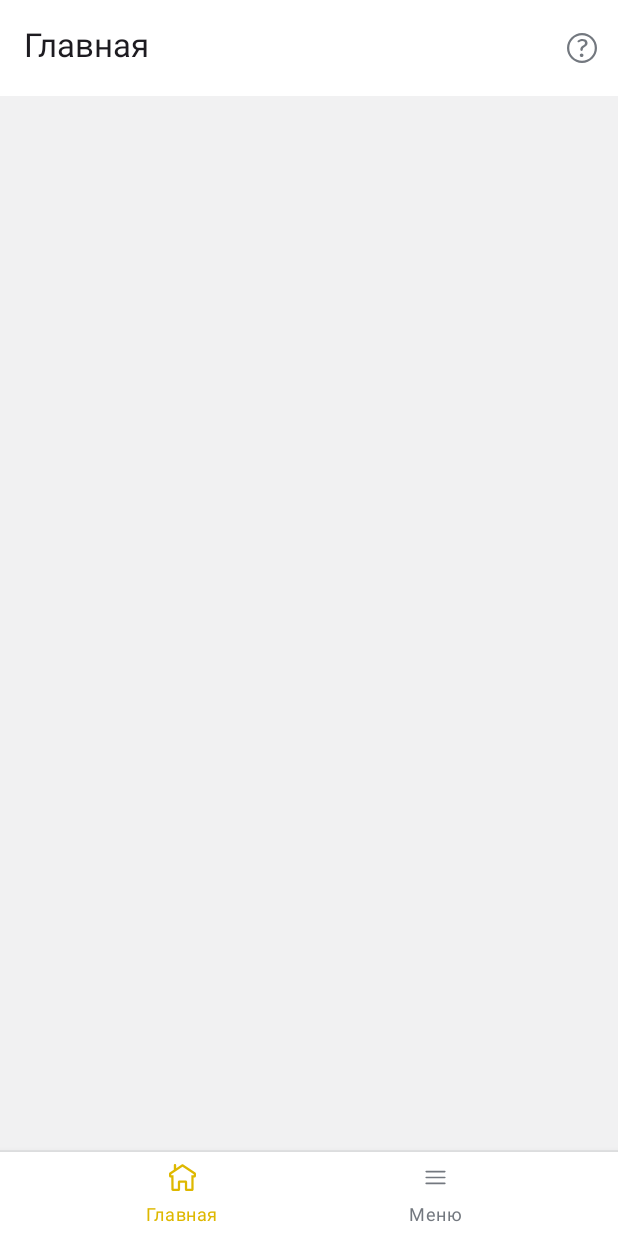
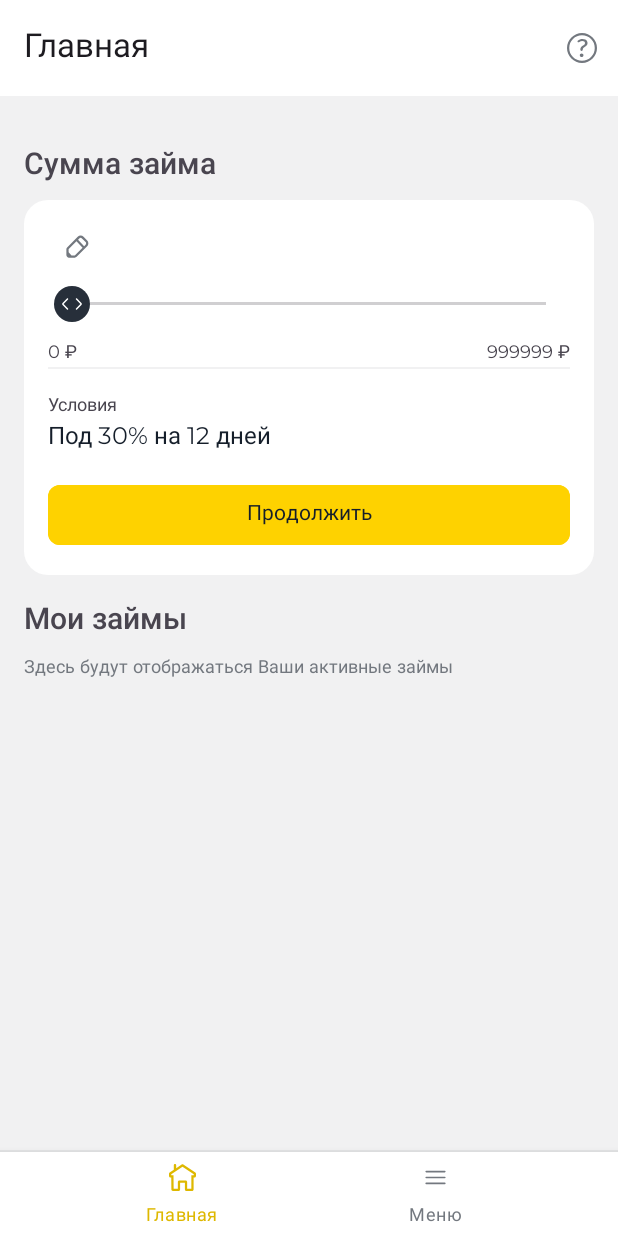
Before and after one commit to EugeneGridnev/Loans, an Android app: the fragment MainFragment shown on its own in the app's theme, on a phone screen of 412 x 824 dp. Run offline under Robolectric (Android 15) with nearby library versions, the light colour scheme and no system bars.

Commit message:
initial home and main fragment

```diff
--- /dev/null
+++ b/app/src/main/java/com/shift/shiftfinal/ui/HomeFragment.kt
@@ -0,0 +1,35 @@
+package com.shift.shiftfinal.ui
+
+import android.os.Bundle
+import androidx.fragment.app.Fragment
+import android.view.LayoutInflater
+import android.view.View
+import android.view.ViewGroup
+import com.shift.shiftfinal.R
+import com.shift.shiftfinal.databinding.FragmentHomeBinding
+import com.shift.shiftfinal.databinding.FragmentOnboardingFirstStepBinding
+
+class HomeFragment : Fragment() {
+    private var _binding: FragmentHomeBinding? = null
+    private val binding get() = _binding!!
+
+    override fun onCreateView(
+        inflater: LayoutInflater,
+        container: ViewGroup?,
+        savedInstanceState: Bundle?
+    ): View {
+        _binding = FragmentHomeBinding.inflate(inflater, container, false)
+        val view = binding.root
+        return view
+    }
+
+    override fun onViewCreated(view: View, savedInstanceState: Bundle?) {
+        super.onViewCreated(view, savedInstanceState)
+
+    }
+
+    override fun onDestroyView() {
+        super.onDestroyView()
+        _binding = null
+    }
+}
--- a/app/src/main/java/com/shift/shiftfinal/ui/fragments/onboarding/MainFragment.kt
+++ b/app/src/main/java/com/shift/shiftfinal/ui/MainFragment.kt
@@ -1,4 +1,4 @@
-package com.shift.shiftfinal.ui.fragments.onboarding
+package com.shift.shiftfinal.ui
 
 import android.os.Bundle
 import android.view.LayoutInflater
@@ -7,6 +7,7 @@ import android.view.ViewGroup
 import androidx.fragment.app.Fragment
 import com.shift.shiftfinal.R
 import com.shift.shiftfinal.databinding.FragmentMainBinding
+import com.shift.shiftfinal.ui.fragments.onboarding.OnBoardingFragment
 
 
 class MainFragment : Fragment() {
@@ -25,6 +26,13 @@ class MainFragment : Fragment() {
 
     override fun onViewCreated(view: View, savedInstanceState: Bundle?) {
         super.onViewCreated(view, savedInstanceState)
+
+        if (savedInstanceState == null) {
+            childFragmentManager
+                .beginTransaction()
+                .add(R.id.mainFragmentContainer, HomeFragment())
+                .commit()
+        }
 
         with(binding) {
             topAppBar.setOnMenuItemClickListener { menuItem ->
--- a/app/src/main/java/com/shift/shiftfinal/ui/fragments/onboarding/OnBoardingFragment.kt
+++ b/app/src/main/java/com/shift/shiftfinal/ui/fragments/onboarding/OnBoardingFragment.kt
@@ -12,6 +12,7 @@ import androidx.viewpager2.widget.ViewPager2
 import com.shift.shiftfinal.R
 import com.shift.shiftfinal.databinding.FragmentOnBoardingBinding
 import com.shift.shiftfinal.ui.LoginFragment
+import com.shift.shiftfinal.ui.MainFragment
 import com.shift.shiftfinal.ui.adapters.OnBoardingAdapter
 
 
@@ -36,6 +37,12 @@ class OnBoardingFragment : Fragment() {
     override fun onViewCreated(view: View, savedInstanceState: Bundle?) {
         super.onViewCreated(view, savedInstanceState)
 
+        binding.topAppBar.setNavigationOnClickListener {
+            parentFragmentManager
+                .beginTransaction()
+                .replace(R.id.fragmentContainer, MainFragment())
+                .commit()
+        }
         setUpOnboardingViewPager()
     }
 
@@ -53,7 +60,7 @@ class OnBoardingFragment : Fragment() {
 
         binding.onBoardingViewPager.apply {
             adapter = onBoardingStepsAdapter
-            registerOnPageChangeCallback(object : ViewPager2.OnPageChangeCallback(){
+            registerOnPageChangeCallback(object : ViewPager2.OnPageChangeCallback() {
                 override fun onPageSelected(position: Int) {
                     changeStepState(context)
                     super.onPageSelected(position)
@@ -63,14 +70,14 @@ class OnBoardingFragment : Fragment() {
     }
 
     private fun changeStepState(context: Context) {
-        with(binding){
-            when(onBoardingViewPager.currentItem) {
+        with(binding) {
+            when (onBoardingViewPager.currentItem) {
                 0 -> {
                     with(binding) {
                         backButton.isVisible = false
                         nextButton.text = "Далее"
                         nextButton.setOnClickListener {
-                            if (onBoardingViewPager.currentItem < onBoardingViewPager.adapter!!.itemCount- 1){
+                            if (onBoardingViewPager.currentItem < onBoardingViewPager.adapter!!.itemCount - 1) {
                                 onBoardingViewPager.currentItem += 1
                             }
                         }
@@ -79,17 +86,18 @@ class OnBoardingFragment : Fragment() {
                         stepThree.background = context.getDrawable(R.color.bg_disable)
                     }
                 }
+
                 1 -> {
                     with(binding) {
                         backButton.isVisible = true
                         backButton.setOnClickListener {
-                            if (onBoardingViewPager.currentItem > 0){
+                            if (onBoardingViewPager.currentItem > 0) {
                                 onBoardingViewPager.currentItem -= 1
                             }
                         }
                         nextButton.text = "Далее"
                         nextButton.setOnClickListener {
-                            if (onBoardingViewPager.currentItem < onBoardingViewPager.adapter!!.itemCount- 1){
+                            if (onBoardingViewPager.currentItem < onBoardingViewPager.adapter!!.itemCount - 1) {
                                 onBoardingViewPager.currentItem += 1
                             }
                         }
@@ -99,19 +107,20 @@ class OnBoardingFragment : Fragment() {
                     }
 
                 }
+
                 2 -> {
                     with(binding) {
                         backButton.isVisible = true
                         nextButton.text = "Закрыть"
                         backButton.setOnClickListener {
-                            if (onBoardingViewPager.currentItem > 0){
+                            if (onBoardingViewPager.currentItem > 0) {
                                 onBoardingViewPager.currentItem -= 1
                             }
                         }
                         nextButton.setOnClickListener {
                             parentFragmentManager
                                 .beginTransaction()
-                                .replace(R.id.fragmentContainer, LoginFragment())
+                                .replace(R.id.fragmentContainer, MainFragment())
                                 .commit()
                         }
                         stepOne.background = context.getDrawable(R.color.bg_disable)
@@ -119,6 +128,7 @@ class OnBoardingFragment : Fragment() {
                         stepThree.background = context.getDrawable(R.color.icon_primary)
                     }
                 }
+
                 else -> {}
             }
         }
--- /dev/null
+++ b/app/src/main/res/drawable/banner_background.xml
@@ -0,0 +1,8 @@
+<?xml version="1.0" encoding="utf-8"?>
+<shape xmlns:android="http://schemas.android.com/apk/res/android">
+    <solid
+        android:color="#FED200"/>
+
+    <corners
+        android:radius="16dp"/>
+</shape>
--- /dev/null
+++ b/app/src/main/res/drawable/loan_background.xml
@@ -0,0 +1,8 @@
+<?xml version="1.0" encoding="utf-8"?>
+<shape xmlns:android="http://schemas.android.com/apk/res/android">
+    <solid
+        android:color="@color/white"/>
+
+    <corners
+        android:radius="16dp"/>
+</shape>
--- /dev/null
+++ b/app/src/main/res/drawable/loan_edit_icon.xml
@@ -0,0 +1,10 @@
+<vector xmlns:android="http://schemas.android.com/apk/res/android"
+    android:width="24dp"
+    android:height="24dp"
+    android:viewportWidth="24"
+    android:viewportHeight="24">
+  <path
+      android:pathData="M11.806,5.884C12.879,4.81 14.621,4.81 15.694,5.884L18.116,8.305C19.19,9.379 19.19,11.121 18.116,12.194L11.073,19.237C10.745,19.566 10.3,19.75 9.836,19.75H6C5.034,19.75 4.25,18.966 4.25,18V14.164C4.25,13.7 4.434,13.255 4.763,12.927L11.806,5.884ZM14.634,6.945C14.146,6.456 13.354,6.456 12.866,6.945L12.033,7.778L16.099,12.09L17.056,11.134C17.544,10.646 17.544,9.854 17.056,9.366L14.634,6.945ZM15.038,13.151L10.972,8.839L5.823,13.987C5.776,14.034 5.75,14.098 5.75,14.164V16.09L7.67,18.25H9.836C9.902,18.25 9.966,18.224 10.013,18.177L15.038,13.151Z"
+      android:fillColor="#73787F"
+      android:fillType="evenOdd"/>
+</vector>
--- /dev/null
+++ b/app/src/main/res/drawable/picker.xml
@@ -0,0 +1,15 @@
+<vector xmlns:android="http://schemas.android.com/apk/res/android"
+    android:width="24dp"
+    android:height="24dp"
+    android:viewportWidth="24"
+    android:viewportHeight="24">
+  <path
+      android:pathData="M12,12m-12,0a12,12 0,1 1,24 0a12,12 0,1 1,-24 0"
+      android:fillColor="#272F3A"/>
+  <path
+      android:pathData="M9.357,14.925C9.555,15.123 9.556,15.444 9.358,15.642C9.16,15.84 8.84,15.84 8.642,15.642L5.706,12.706C5.316,12.316 5.315,11.684 5.704,11.293L8.625,8.359C8.823,8.161 9.144,8.161 9.342,8.359C9.54,8.556 9.54,8.877 9.342,9.075L6.417,12L9.357,14.925Z"
+      android:fillColor="#ffffff"/>
+  <path
+      android:pathData="M14.643,14.925C14.444,15.123 14.444,15.444 14.642,15.642C14.84,15.84 15.16,15.84 15.358,15.642L18.294,12.706C18.684,12.316 18.685,11.684 18.296,11.293L15.375,8.359C15.177,8.161 14.856,8.161 14.658,8.359C14.46,8.556 14.46,8.877 14.658,9.075L17.583,12L14.643,14.925Z"
+      android:fillColor="#ffffff"/>
+</vector>
--- /dev/null
+++ b/app/src/main/res/layout/fragment_home.xml
@@ -0,0 +1,183 @@
+<?xml version="1.0" encoding="utf-8"?>
+<ScrollView xmlns:android="http://schemas.android.com/apk/res/android"
+    xmlns:app="http://schemas.android.com/apk/res-auto"
+    xmlns:tools="http://schemas.android.com/tools"
+    android:layout_width="match_parent"
+    android:layout_height="match_parent"
+    android:background="#F1F1F2"
+    tools:context=".ui.HomeFragment">
+
+    <LinearLayout
+        android:layout_width="match_parent"
+        android:layout_height="wrap_content"
+        android:orientation="vertical"
+        android:paddingHorizontal="16dp">
+
+        <androidx.constraintlayout.widget.ConstraintLayout
+            android:layout_width="match_parent"
+            android:layout_height="wrap_content"
+            android:layout_margin="16dp"
+            android:background="@drawable/banner_background">
+
+        </androidx.constraintlayout.widget.ConstraintLayout>
+
+        <TextView
+            android:layout_width="wrap_content"
+            android:layout_height="wrap_content"
+            android:text="Сумма займа"
+            android:textSize="20sp"
+            android:lineHeight="26sp"
+            android:textFontWeight="500" />
+
+        <androidx.constraintlayout.widget.ConstraintLayout
+            android:layout_width="match_parent"
+            android:layout_height="wrap_content"
+            android:layout_marginTop="8dp"
+            android:background="@drawable/loan_background">
+
+            <EditText
+                android:id="@+id/editText"
+                android:layout_width="wrap_content"
+                android:layout_height="0dp"
+                android:layout_marginHorizontal="16dp"
+                android:layout_marginTop="16dp"
+                android:background="@null"
+                android:textSize="20sp"
+                android:lineHeight="26sp"
+                android:textFontWeight="500"
+                app:layout_constraintStart_toStartOf="parent"
+                app:layout_constraintTop_toTopOf="parent"
+                tools:text="999999" />
+
+            <ImageView
+                android:id="@+id/imageView"
+                android:layout_width="wrap_content"
+                android:layout_height="wrap_content"
+                android:layout_marginStart="8dp"
+                android:src="@drawable/loan_edit_icon"
+                app:layout_constraintBottom_toBottomOf="@+id/editText"
+                app:layout_constraintStart_toEndOf="@+id/editText"
+                app:layout_constraintTop_toTopOf="@+id/editText" />
+
+            <TextView
+                android:layout_width="wrap_content"
+                android:layout_height="wrap_content"
+                android:layout_marginHorizontal="16dp"
+                android:lineHeight="16sp"
+                android:textColor="#E53E3E"
+                android:textFontWeight="400"
+                android:textSize="12sp"
+                android:visibility="gone"
+                app:layout_constraintBottom_toBottomOf="@+id/editText"
+                app:layout_constraintEnd_toEndOf="parent"
+                app:layout_constraintTop_toTopOf="@+id/editText"
+                tools:text="Максимум 1000 ₽" />
+
+
+            <SeekBar
+                android:id="@+id/loanSlider"
+                android:layout_width="0dp"
+                android:layout_height="48dp"
+                android:layout_marginHorizontal="16dp"
+                android:valueFrom="0.0"
+                android:valueTo="100.0"
+                android:thumb="@drawable/picker"
+                android:progressTint="#272F3A"
+                app:layout_constraintEnd_toEndOf="parent"
+                app:layout_constraintStart_toStartOf="parent"
+                app:layout_constraintTop_toBottomOf="@+id/editText" />
+
+            <TextView
+                android:id="@+id/textView"
+                android:layout_width="wrap_content"
+                android:layout_height="wrap_content"
+                android:lineHeight="26sp"
+                android:text="0 ₽"
+                android:textFontWeight="400"
+                android:textSize="12sp"
+                app:layout_constraintStart_toStartOf="@+id/loanSlider"
+                app:layout_constraintTop_toBottomOf="@+id/loanSlider" />
+
+            <TextView
+                android:id="@+id/textView2"
+                android:layout_width="wrap_content"
+                android:layout_height="wrap_content"
+                android:lineHeight="26sp"
+                android:text="999999 ₽"
+                android:textFontWeight="400"
+                android:textSize="12sp"
+                app:layout_constraintEnd_toEndOf="@+id/loanSlider"
+                app:layout_constraintTop_toBottomOf="@+id/loanSlider" />
+
+            <View
+                android:id="@+id/divider"
+                android:layout_width="match_parent"
+                android:layout_height="1dp"
+                android:layout_marginHorizontal="16dp"
+                android:background="#F1F1F2"
+                app:layout_constraintEnd_toEndOf="@+id/textView2"
+                app:layout_constraintStart_toStartOf="@+id/textView"
+                app:layout_constraintTop_toBottomOf="@+id/textView" />
+
+            <TextView
+                android:id="@+id/textView3"
+                android:layout_width="wrap_content"
+                android:layout_height="wrap_content"
+                android:layout_marginTop="16dp"
+                android:lineHeight="16sp"
+                android:text="Условия"
+                android:textFontWeight="400"
+                android:textSize="12sp"
+                app:layout_constraintStart_toStartOf="@+id/textView"
+                app:layout_constraintTop_toBottomOf="@+id/divider" />
+
+            <TextView
+                android:id="@+id/textView4"
+                android:layout_width="wrap_content"
+                android:layout_height="wrap_content"
+                android:lineHeight="20sp"
+                android:text="Под 30% на 12 дней"
+                android:textFontWeight="400"
+                android:textSize="16sp"
+                android:textColor="#151E2A"
+                app:layout_constraintStart_toStartOf="@+id/textView3"
+                app:layout_constraintTop_toBottomOf="@+id/textView3" />
+
+            <Button
+                android:layout_width="0dp"
+                android:layout_height="wrap_content"
+                android:layout_margin="16dp"
+                android:backgroundTint="#FED200"
+                android:text="Продолжить"
+                android:textColor="#151E2A"
+                app:cornerRadius="8dp"
+                app:layout_constraintBottom_toBottomOf="parent"
+                app:layout_constraintEnd_toEndOf="parent"
+                app:layout_constraintStart_toStartOf="parent"
+                app:layout_constraintTop_toBottomOf="@+id/textView4" />
+
+        </androidx.constraintlayout.widget.ConstraintLayout>
+
+        <TextView
+            android:layout_width="wrap_content"
+            android:layout_height="wrap_content"
+            android:layout_marginTop="16dp"
+            android:text="Мои займы"
+            android:textSize="20sp"
+            android:lineHeight="26sp"
+            android:textFontWeight="500" />
+
+        <TextView
+            android:layout_width="wrap_content"
+            android:layout_height="wrap_content"
+            android:layout_marginTop="8dp"
+            android:text="Здесь будут отображаться Ваши активные займы"
+            android:textSize="12sp"
+            android:textColor="#73787F"
+            android:lineHeight="16sp"
+            android:textFontWeight="400" />
+
+
+    </LinearLayout>
+
+</ScrollView>
--- a/app/src/main/res/layout/fragment_main.xml
+++ b/app/src/main/res/layout/fragment_main.xml
@@ -5,7 +5,7 @@
     android:layout_width="match_parent"
     android:layout_height="match_parent"
     android:orientation="vertical"
-    tools:context=".ui.fragments.onboarding.MainFragment">
+    tools:context=".ui.MainFragment">
 
     <com.google.android.material.appbar.AppBarLayout
         android:layout_width="match_parent"
--- a/app/src/main/res/layout/fragment_onboarding_first_step.xml
+++ b/app/src/main/res/layout/fragment_onboarding_first_step.xml
@@ -20,29 +20,29 @@
         android:layout_height="wrap_content"
         android:layout_marginHorizontal="12dp"
         android:layout_marginVertical="2dp"
+        android:lineHeight="28sp"
         android:text="Оформить займ"
-        android:textSize="22sp"
-        app:lineHeight="28sp"
-        app:textFontWeight="600" />
+        android:textFontWeight="600"
+        android:textSize="22sp" />
 
     <TextView
         android:layout_width="match_parent"
         android:layout_height="wrap_content"
         android:layout_marginHorizontal="12dp"
         android:layout_marginVertical="2dp"
+        android:lineHeight="20sp"
         android:text="Выберите сумму и нажмите «продолжить». Затем укажите свои данные."
-        android:textSize="16sp"
-        app:lineHeight="20sp"
-        app:textFontWeight="400" />
+        android:textFontWeight="400"
+        android:textSize="16sp" />
 
     <TextView
         android:layout_width="match_parent"
         android:layout_height="wrap_content"
         android:layout_marginHorizontal="12dp"
         android:layout_marginVertical="2dp"
+        android:lineHeight="20sp"
         android:text="После нажатия «Оформить займ» заявка поступит в банк"
-        android:textSize="16sp"
-        app:lineHeight="20sp"
-        app:textFontWeight="400" />
+        android:textFontWeight="400"
+        android:textSize="16sp" />
 
 </LinearLayout>
--- a/app/src/main/res/layout/fragment_onboarding_second_step.xml
+++ b/app/src/main/res/layout/fragment_onboarding_second_step.xml
@@ -21,8 +21,8 @@
         android:layout_marginVertical="2dp"
         android:text="Получить займ"
         android:textSize="22sp"
-        app:lineHeight="28sp"
-        app:textFontWeight="600" />
+        android:lineHeight="28sp"
+        android:textFontWeight="600" />
 
     <TextView
         android:layout_width="match_parent"
@@ -31,8 +31,8 @@
         android:layout_marginVertical="2dp"
         android:text="Отслеживайте изменение статуса заявки."
         android:textSize="16sp"
-        app:lineHeight="20sp"
-        app:textFontWeight="400" />
+        android:lineHeight="20sp"
+        android:textFontWeight="400" />
 
     <TextView
         android:layout_width="match_parent"
@@ -41,7 +41,7 @@
         android:layout_marginVertical="2dp"
         android:text="@string/onboarding_second_small_text"
         android:textSize="16sp"
-        app:lineHeight="20sp"
-        app:textFontWeight="400" />
+        android:lineHeight="20sp"
+        android:textFontWeight="400" />
 
 </LinearLayout>
--- a/app/src/main/res/layout/fragment_onboarding_third_step.xml
+++ b/app/src/main/res/layout/fragment_onboarding_third_step.xml
@@ -21,8 +21,8 @@
         android:layout_marginVertical="2dp"
         android:text="Оформленные займы"
         android:textSize="22sp"
-        app:lineHeight="28sp"
-        app:textFontWeight="600" />
+        android:lineHeight="28sp"
+        android:textFontWeight="600" />
 
     <TextView
         android:layout_width="match_parent"
@@ -31,7 +31,7 @@
         android:layout_marginVertical="2dp"
         android:text="На главном экране приложения отображается список оформленных займов."
         android:textSize="16sp"
-        app:lineHeight="20sp"
-        app:textFontWeight="400" />
+        android:lineHeight="20sp"
+        android:textFontWeight="400" />
 
 </LinearLayout>
--- a/app/src/main/res/values/strings.xml
+++ b/app/src/main/res/values/strings.xml
@@ -1,4 +1,6 @@
 <resources>
     <string name="app_name">ShiftFinal</string>
     <string name="onboarding_second_small_text">Когда займ будет одобрен, подойдите с паспортом в <font color='#DEB800'>отделение банка</font> для подписания договора</string>
+    <!-- TODO: Remove or change this placeholder text -->
+    <string name="hello_blank_fragment">Hello blank fragment</string>
 </resources>
```
